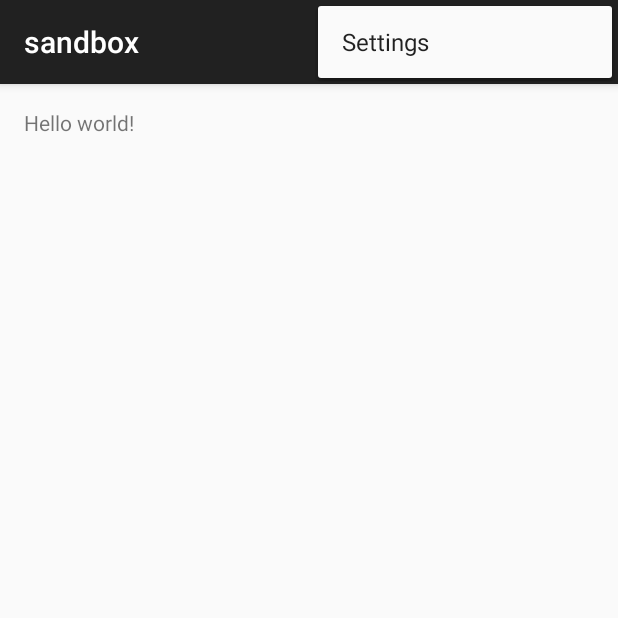
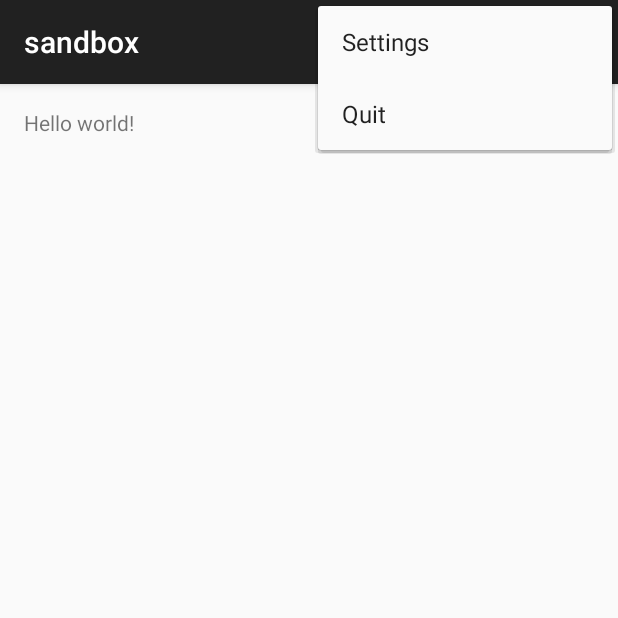
Before and after one commit to 2014-Android-ITX4/sandbox-android-studio, an Android app: the screen it shows after launch (MainActivity), with the options menu open, on a phone screen of 412 x 824 dp, the top half of it. Run offline under Robolectric (Android 15) with nearby library versions, the light colour scheme and no system bars.

Commit message:
作成#5-メニューにQuit機能をつける

```diff
--- a/app/src/main/java/com/example/sandbox/app/MainActivity.java
+++ b/app/src/main/java/com/example/sandbox/app/MainActivity.java
@@ -37,6 +37,10 @@ public class MainActivity
     {
       return true;
     }
+    else if(id == R.id.action_quit)
+    {
+      finish();
+    }
     return super.onOptionsItemSelected( item );
   }
 }
--- a/app/src/main/res/menu/main.xml
+++ b/app/src/main/res/menu/main.xml
@@ -7,4 +7,8 @@
     android:orderInCategory="100"
     android:title="@string/action_settings"
     app:showAsAction="never" />
+  <item android:id="@+id/action_quit"
+        android:title="Quit"
+        android:orderInCategory="101"
+        app:showAsAction="never"/>
 </menu>
```
